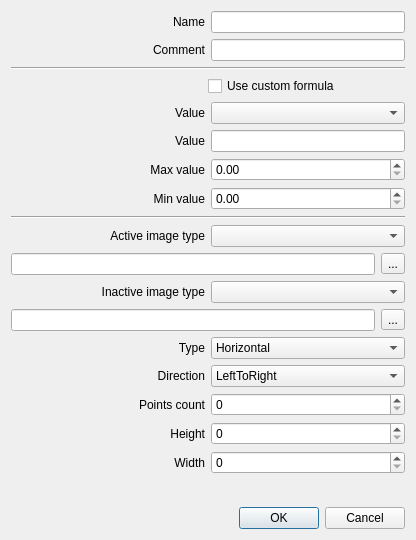
Above: sources/awesomewidgets/graphicalitem.ui from arcan1s/awesome-widgets before the change. Below: the same form after it.
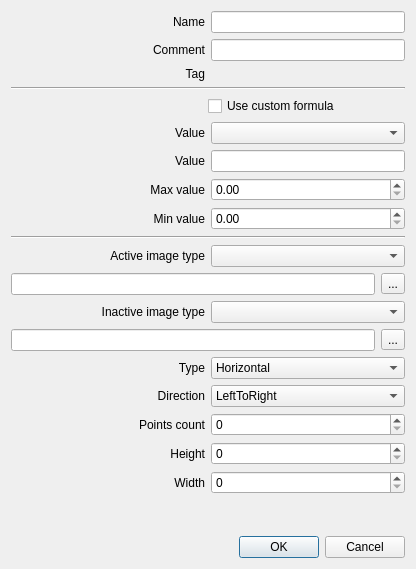
That is the form after the change.

```diff
--- a/sources/awesomewidgets/graphicalitem.ui
+++ b/sources/awesomewidgets/graphicalitem.ui
@@ -7,7 +7,7 @@
     <x>0</x>
     <y>0</y>
     <width>416</width>
-    <height>540</height>
+    <height>569</height>
    </rect>
   </property>
   <property name="windowTitle">
@@ -60,6 +60,27 @@
      </item>
     </layout>
    </item>
+   <item>
+    <layout class="QHBoxLayout" name="layout_number">
+     <item>
+      <widget class="QLabel" name="label_number">
+       <property name="text">
+        <string>Tag</string>
+       </property>
+       <property name="alignment">
+        <set>Qt::AlignRight|Qt::AlignTrailing|Qt::AlignVCenter</set>
+       </property>
+      </widget>
+     </item>
+     <item>
+      <widget class="QLabel" name="label_numberValue">
+       <property name="text">
+        <string/>
+       </property>
+      </widget>
+     </item>
+    </layout>
+   </item>
    <item>
     <widget class="Line" name="line_2">
      <property name="orientation">
```
